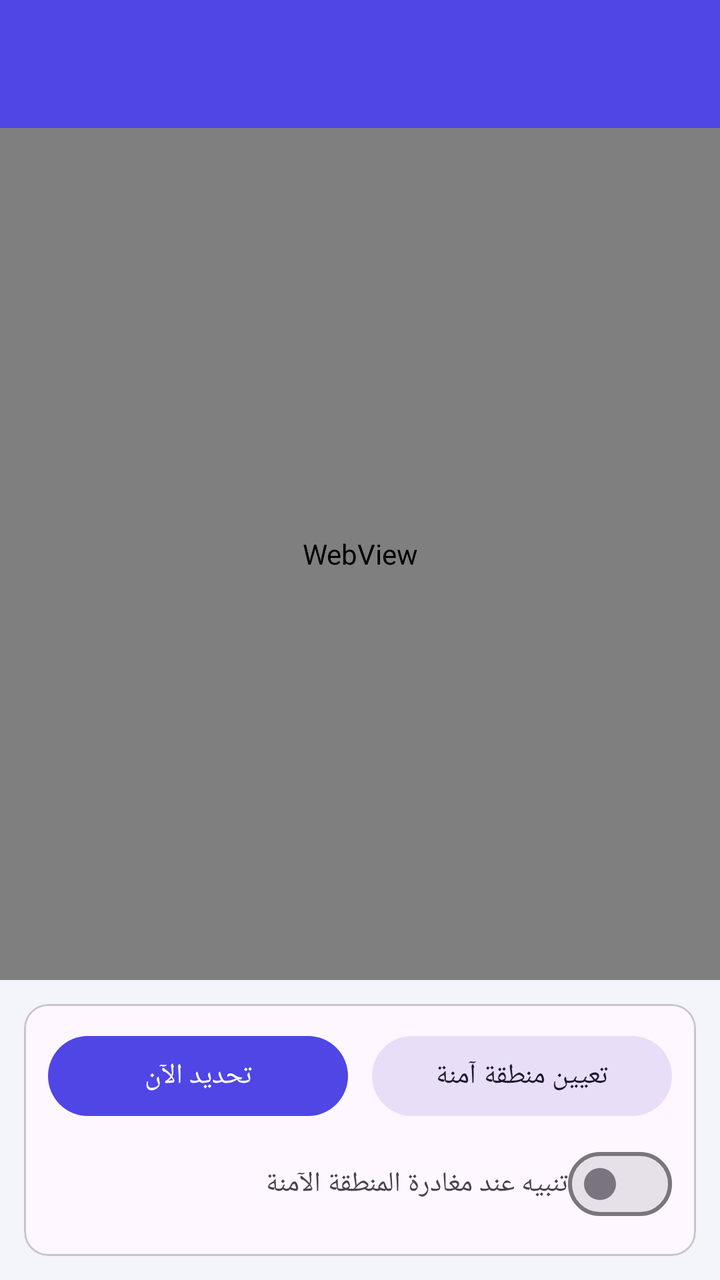
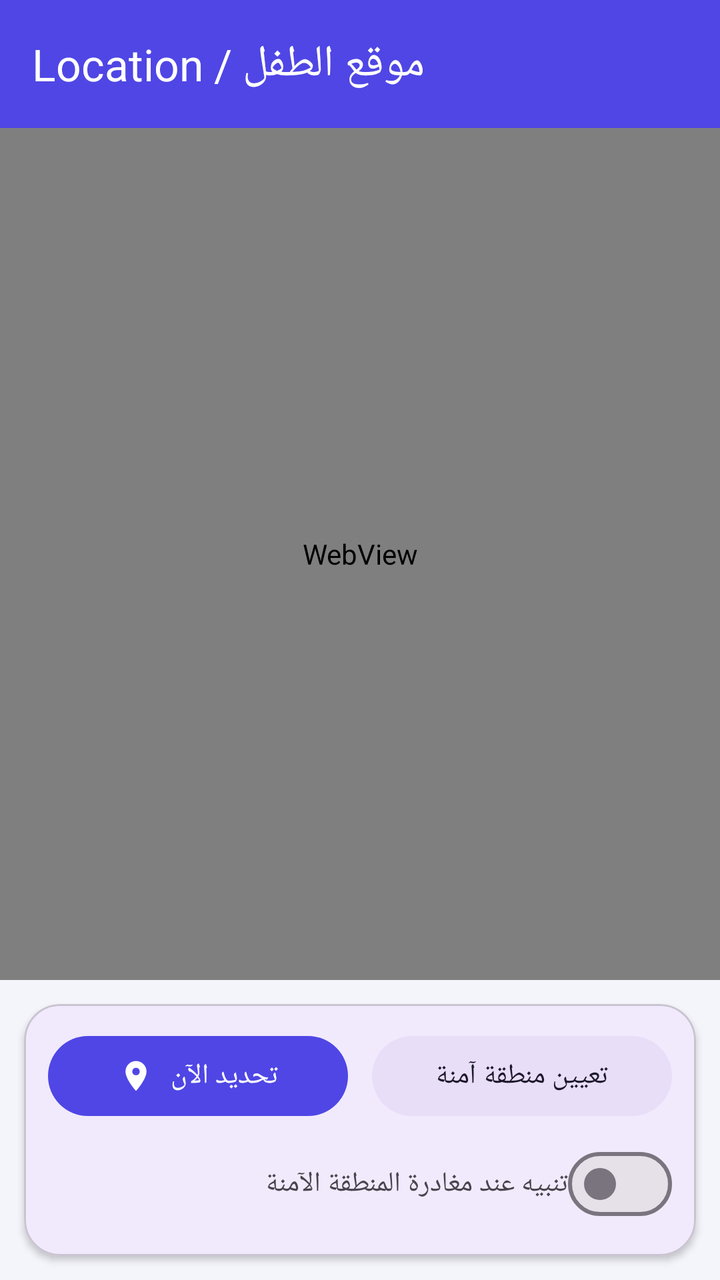

An Android layout rendered at two revisions. The XML below is the earlier revision; the diff shows what the commit changed to produce the second picture.
<!-- AndroidManifest.xml: application theme Theme.BeaverGuardian -->
<!-- res/layout/activity_map.xml -->
<?xml version="1.0" encoding="utf-8"?>
<LinearLayout xmlns:android="http://schemas.android.com/apk/res/android"
    xmlns:app="http://schemas.android.com/apk/res/auto"
    android:layout_width="match_parent"
    android:layout_height="match_parent"
    android:orientation="vertical"
    android:background="@color/bg">

    <com.google.android.material.appbar.MaterialToolbar
        android:id="@+id/toolbar"
        android:layout_width="match_parent"
        android:layout_height="?attr/actionBarSize"
        android:background="@color/brand"
        app:title="موقع الطفل / Location"
        app:titleTextColor="@color/white"
        app:navigationIconTint="@color/white" />

    <WebView
        android:id="@+id/web"
        android:layout_width="match_parent"
        android:layout_height="0dp"
        android:layout_weight="1" />

    <com.google.android.material.card.MaterialCardView
        android:layout_width="match_parent"
        android:layout_height="wrap_content"
        android:layout_margin="12dp"
        app:cardCornerRadius="18dp"
        app:cardElevation="2dp">

        <LinearLayout
            android:layout_width="match_parent"
            android:layout_height="wrap_content"
            android:orientation="vertical"
            android:padding="12dp">

            <LinearLayout
                android:layout_width="match_parent"
                android:layout_height="wrap_content"
                android:orientation="horizontal">

                <com.google.android.material.button.MaterialButton
                    android:id="@+id/btnLocate"
                    android:layout_width="0dp"
                    android:layout_height="wrap_content"
                    android:layout_weight="1"
                    android:layout_marginEnd="6dp"
                    android:text="تحديد الآن"
                    app:icon="@drawable/ic_place"
                    app:iconGravity="textStart" />

                <com.google.android.material.button.MaterialButton
                    android:id="@+id/btnZone"
                    style="@style/Widget.Material3.Button.TonalButton"
                    android:layout_width="0dp"
                    android:layout_height="wrap_content"
                    android:layout_weight="1"
                    android:layout_marginStart="6dp"
                    android:text="تعيين منطقة آمنة" />
            </LinearLayout>

            <LinearLayout
                android:layout_width="match_parent"
                android:layout_height="wrap_content"
                android:orientation="horizontal"
                android:gravity="center_vertical"
                android:layout_marginTop="6dp">

                <TextView
                    android:layout_width="0dp"
                    android:layout_height="wrap_content"
                    android:layout_weight="1"
                    android:text="تنبيه عند مغادرة المنطقة الآمنة"
                    android:textSize="14sp" />

                <com.google.android.material.materialswitch.MaterialSwitch
                    android:id="@+id/switchGeo"
                    android:layout_width="wrap_content"
                    android:layout_height="wrap_content" />
            </LinearLayout>
        </LinearLayout>
    </com.google.android.material.card.MaterialCardView>
</LinearLayout>
<!-- resources referenced by this layout -->
<resources>
  <color name="bg">#F4F5FB</color>
  <color name="brand">#4F46E5</color>
  <color name="white">#FFFFFFFF</color>
  <!-- drawable ic_place (drawable) -->
  <vector xmlns:android="http://schemas.android.com/apk/res/android" android:width="24dp" android:height="24dp" android:viewportWidth="24" android:viewportHeight="24">
      <path android:fillColor="#1F1F1F" android:pathData="M12,2C8.13,2 5,5.13 5,9c0,5.25 7,13 7,13s7,-7.75 7,-13c0,-3.87 -3.13,-7 -7,-7zM12,11.5c-1.38,0 -2.5,-1.12 -2.5,-2.5s1.12,-2.5 2.5,-2.5 2.5,1.12 2.5,2.5 -1.12,2.5 -2.5,2.5z"/>
  </vector>
  <style name="Theme.BeaverGuardian" parent="Theme.Material3.DayNight.NoActionBar">
          <item name="colorPrimary">@color/brand</item>
          <item name="colorOnPrimary">@color/white</item>
          <item name="colorPrimaryContainer">@color/brand_container</item>
          <item name="colorOnPrimaryContainer">@color/on_brand_container</item>
          <item name="colorSecondary">@color/accent</item>
          <item name="android:colorBackground">@color/bg</item>
          <item name="android:statusBarColor" tools:targetApi="l">@color/brand_dark</item>
      </style>
  <color name="brand_container">#E0E7FF</color>
  <color name="on_brand_container">#1E1B4B</color>
  <color name="accent">#0EA5A5</color>
  <color name="brand_dark">#3730A3</color>
</resources>

<!-- the commit's change to res/layout/activity_map.xml (unified diff, before → after) -->
@@ -1,6 +1,6 @@
 <?xml version="1.0" encoding="utf-8"?>
 <LinearLayout xmlns:android="http://schemas.android.com/apk/res/android"
-    xmlns:app="http://schemas.android.com/apk/res/auto"
+    xmlns:app="http://schemas.android.com/apk/res-auto"
     android:layout_width="match_parent"
     android:layout_height="match_parent"
     android:orientation="vertical"
